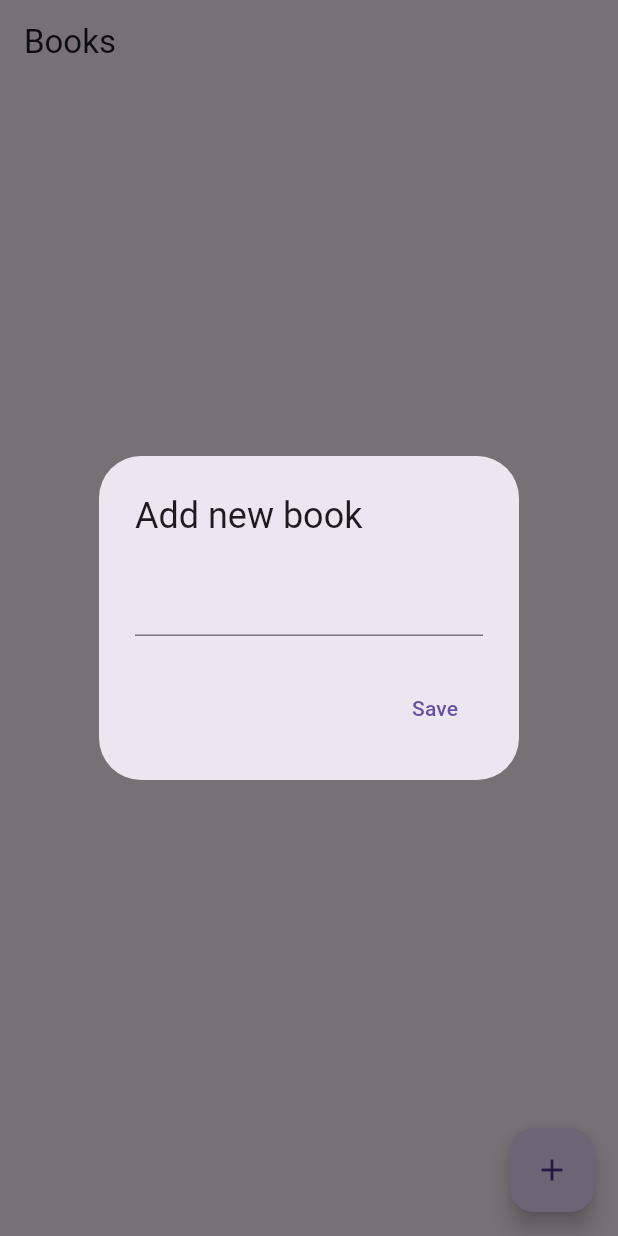
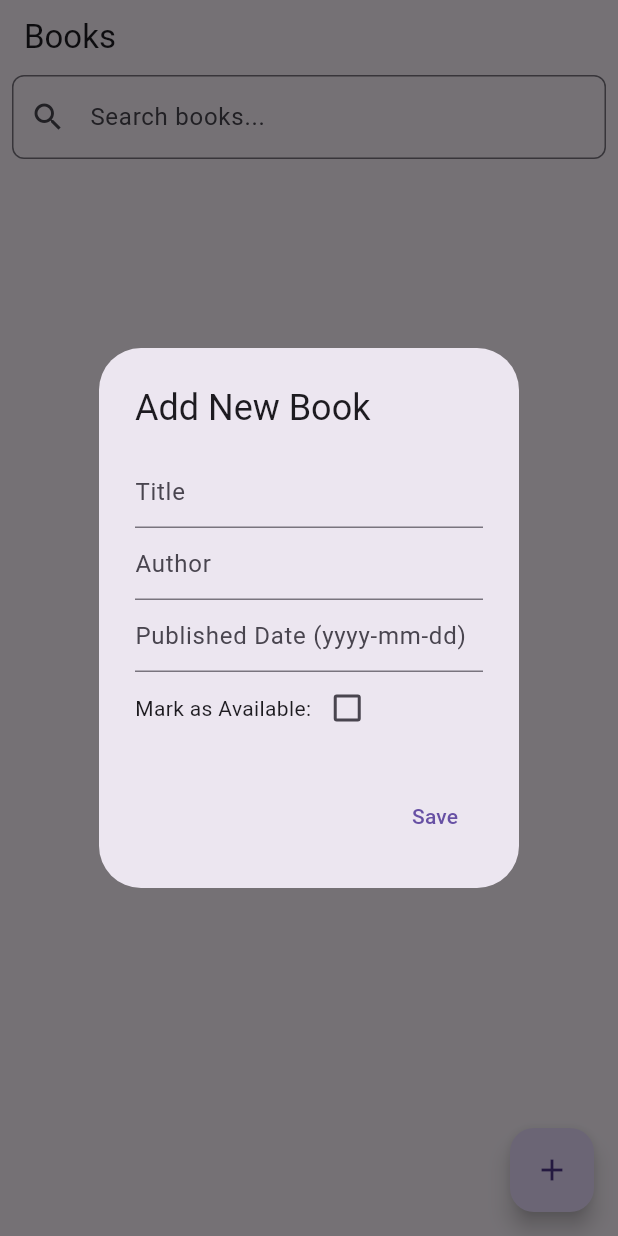
Before and after one commit to faridfadhlan666/books_app, a Flutter app: the screen it shows after launch, after a tap on the "add" icon, on a phone screen of 412 x 824 dp. Run offline on Flutter 3.47's test engine with Material 3 defaults, Android fonts, the phone set to English and light mode, and no system bars; our stand-ins replace supabase_flutter; accounts and stored records are empty.

Commit message:
update books

```diff
--- a/lib/book.dart
+++ b/lib/book.dart
@@ -1,39 +1,36 @@
 class Book {
-  // Note properties
-  String id;
+  final int? id;
   String title;
   String author;
   DateTime publishedDate;
   bool isAvailable;
 
-  // Constructor with named parameters
   Book({
-    required this.id,
+    this.id,
     required this.title,
     required this.author,
     required this.publishedDate,
     required this.isAvailable,
   });
 
-  // Factory constructor to create a Book object from JSON
+  // Convert JSON to Book object
   factory Book.fromJson(Map<String, dynamic> json) {
     return Book(
-      id: json['id'] as String,
+      id: json['id'] as int,
       title: json['title'] as String,
       author: json['author'] as String,
-      publishedDate: DateTime.parse(json['publishedDate'] as String),
-      isAvailable: json['isAvailable'] as bool,
+      publishedDate: DateTime.parse(json['published_date'] as String),
+      isAvailable: json['is_available'] ?? false,
     );
   }
 
-  // Method to convert to JSON
+  // Convert Book object to JSON
   Map<String, dynamic> toJson() {
     return {
-      'id': id,
       'title': title,
       'author': author,
-      'publishedDate': publishedDate.toIso8601String(),
-      'isAvailable': isAvailable,
+      'published_date': publishedDate.toIso8601String(),
+      'is_available': isAvailable,
     };
   }
 }
--- a/lib/books_page.dart
+++ b/lib/books_page.dart
@@ -1,6 +1,6 @@
+import 'package:flutter/material.dart';
 import 'package:books_app/book.dart';
 import 'package:books_app/book_database.dart';
-import 'package:flutter/material.dart';
 
 class BooksPage extends StatefulWidget {
   const BooksPage({super.key});
@@ -10,16 +10,44 @@ class BooksPage extends StatefulWidget {
 }
 
 class _BooksPageState extends State<BooksPage> {
-  final textController = TextEditingController();
+  final textTitleController = TextEditingController();
+  final textAuthorController = TextEditingController();
+  final textDateController = TextEditingController();
+  final textAvailableController = TextEditingController();
   final _bookDatabase = BookDatabase();
-  final _titleController = TextEditingController();
-  final _authorController = TextEditingController();
 
+  String searchQuery = "";
+  bool isFilteredByAvailable = false;
+  bool isAvailableNewBook = false;
+  bool isAvailableEditBook = false;
+  bool isFilteredbyAuthor = false;
+
+  // Build halamam UI
   @override
   Widget build(BuildContext context) {
     return Scaffold(
       appBar: AppBar(
         title: const Text('Books'),
+        bottom: PreferredSize(
+          preferredSize: const Size.fromHeight(50.0),
+          child: Padding(
+            padding: const EdgeInsets.symmetric(horizontal: 8.0),
+            child: TextField(
+              onChanged: (value) {
+                setState(() {
+                  searchQuery = value; // Update query pencarian
+                });
+              },
+              decoration: InputDecoration(
+                hintText: 'Search books...',
+                prefixIcon: const Icon(Icons.search),
+                border: OutlineInputBorder(
+                  borderRadius: BorderRadius.circular(8.0),
+                ),
+              ),
+            ),
+          ),
+        ),
       ),
       body: StreamBuilder(
         stream: _bookDatabase.getBooksStream(),
@@ -32,24 +60,29 @@ class _BooksPageState extends State<BooksPage> {
           // loaded
           final books = snapshot.data!;
 
-          // List of books
+          // Filter buku berdasarkan query pencarian
+          final searchedBooks = books
+              .where((book) =>
+                  book.title.toLowerCase().contains(searchQuery.toLowerCase()))
+              .toList();
+
           return ListView.builder(
-            itemCount: books.length,
-            // Use ListTile widget to show books data
+            itemCount: searchedBooks.length,
             itemBuilder: (context, index) => ListTile(
-              title: Text(books[index].title),
+              title: Text(searchedBooks[index].title),
+              subtitle: Text(searchedBooks[index].author),
               trailing: SizedBox(
                 width: 100,
                 child: Row(
                   mainAxisAlignment: MainAxisAlignment.end,
                   children: [
                     IconButton(
-                      onPressed: () => editBook(books[index]),
-                      icon: const Icon(Icons.edit),
+                      onPressed: () => editBook(searchedBooks[index]),
+                      icon: const Icon(Icons.edit, color: Colors.green),
                     ),
                     IconButton(
-                      onPressed: () => deleteBook(books[index].id),
-                      icon: const Icon(Icons.delete),
+                      onPressed: () => deleteBook(searchedBooks[index]),
+                      icon: const Icon(Icons.delete, color: Colors.red),
                     ),
                   ],
                 ),
@@ -59,84 +92,121 @@ class _BooksPageState extends State<BooksPage> {
         },
       ),
       floatingActionButton: FloatingActionButton(
-        onPressed: addNewBook,
+        onPressed: _addNewBook,
         child: const Icon(Icons.add),
       ),
     );
   }
 
-  void addNewBook() {
+  void _addNewBook() {
     showDialog(
       context: context,
       builder: (context) => AlertDialog(
-        title: const Text('Add new book'),
-        content: TextField(
-          controller: textController,
+        title: const Text('Add New Book'),
+        content: Column(
+          mainAxisSize: MainAxisSize.min,
+          children: [
+            TextField(
+              controller: textTitleController,
+              decoration: const InputDecoration(hintText: 'Title'),
+            ),
+            TextField(
+              controller: textAuthorController,
+              decoration: const InputDecoration(hintText: 'Author'),
+            ),
+            TextField(
+              controller: textDateController,
+              decoration: const InputDecoration(hintText: 'Published Date (yyyy-mm-dd)'),
+            ),
+            Row(
+              children: [
+                const Text('Mark as Available:'),
+                Checkbox(
+                  value: isAvailableNewBook,
+                  onChanged: (value) {
+                    setState(() {
+                      isAvailableNewBook = value ?? false;
+                    });
+                  },
+                ),
+              ],
+            ),
+          ],
         ),
+
         actions: [
           TextButton(
             onPressed: () {
-              // Create a new book
               final book = Book(
-                id: '',
-                title: _titleController.text,
-                author: _authorController.text,
-                publishedDate: DateTime.now(),
-                isAvailable: true,
+                title: textTitleController.text,
+                author: textAuthorController.text,
+                publishedDate: DateTime.parse(textDateController.text),
+                isAvailable: isAvailableNewBook,
               );
 
-              // Save the book to the database
               _bookDatabase.insertBook(book);
-
-              // Close the dialog
               Navigator.pop(context);
-              textController.clear();
+              textTitleController.clear();
+              setState(() {
+                isAvailableNewBook = false;
+              });
             },
             child: const Text('Save'),
-          ),
+          )
         ],
       ),
     );
   }
 
+  // Edit buku
   void editBook(Book book) {
-    // Set the text controllers to the book's title and author
-    _titleController.text = book.title;
-    _authorController.text = book.author;
+    textTitleController.text = book.title;
 
     showDialog(
       context: context,
       builder: (context) => AlertDialog(
-        title: const Text('Edit book'),
+        title: const Text('Edit Book'),
         content: Column(
           mainAxisSize: MainAxisSize.min,
           children: [
             TextField(
-              controller: _titleController,
-              decoration: const InputDecoration(labelText: 'Title'),
+              controller: textTitleController,
+              decoration: const InputDecoration(
+                hintText: 'Enter Book Title',
+              ),
             ),
-            TextField(
-              controller: _authorController,
-              decoration: const InputDecoration(labelText: 'Author'),
+            Row(
+              children: [
+                const Text('Mark as Available:'),
+                Checkbox(
+                  value: isAvailableEditBook,
+                  onChanged: (value) {
+                    setState(() {
+                      isAvailableEditBook = value ?? false;
+                    });
+                  },
+                ),
+              ],
             ),
           ],
         ),
+
         actions: [
           TextButton(
             onPressed: () {
-              // Update the book
-              book.title = _titleController.text;
-              book.author = _authorController.text;
-              _bookDatabase.updateBook(book);
+              book.title = textTitleController.text;
+              book.isAvailable = isAvailableEditBook; // Update judul buku
+              _bookDatabase.updateBookAvailability(book.id!, book.isAvailable); // Update buku di database
 
-              // Close the dialog
               Navigator.pop(context);
+              textTitleController.clear();
             },
             child: const Text('Save'),
           ),
           TextButton(
             onPressed: () {
               Navigator.pop(context);
+              textTitleController.clear();
             },
             child: const Text('Cancel'),
           ),
@@ -145,18 +215,38 @@ class _BooksPageState extends State<BooksPage> {
     );
   }
 
-  // Delete a book
-  void deleteBook(String id) {
+  // Hapus Buku
+  void deleteBook(Book book) {
     showDialog(
       context: context,
       builder: (context) => AlertDialog(
-        title: const Text('Delete book'),
+        title: const Text('Delete Book'),
+        content: const Text('Are you sure you want to delete this book?'),
         actions: [
           TextButton(
             onPressed: () {
-              // Delete book data based on id
-              _bookDatabase.deleteBook(id);
               Navigator.pop(context);
+              showDialog(
+                context: context,
+                builder: (context) => AlertDialog(
+                  title: const Text('Final Confirmation'),
+                  content: Text(
+                      'This action cannot be undone.\n\n"${book.title}"'),
+                  actions: [
+                    TextButton(
+                      onPressed: () {
+                        _bookDatabase.deleteBook(book.id!);
+                        Navigator.pop(context);
+                      },
+                      child: const Text('Yes, Delete'),
+                    ),
+                    TextButton(
+                      onPressed: () => Navigator.pop(context),
+                      child: const Text('Cancel'),
+                    ),
+                  ],
+                ),
+              );
             },
             child: const Text('Yes'),
           ),
```
Also changed, not shown: lib/book_database.dart (+11 -11 lines).
